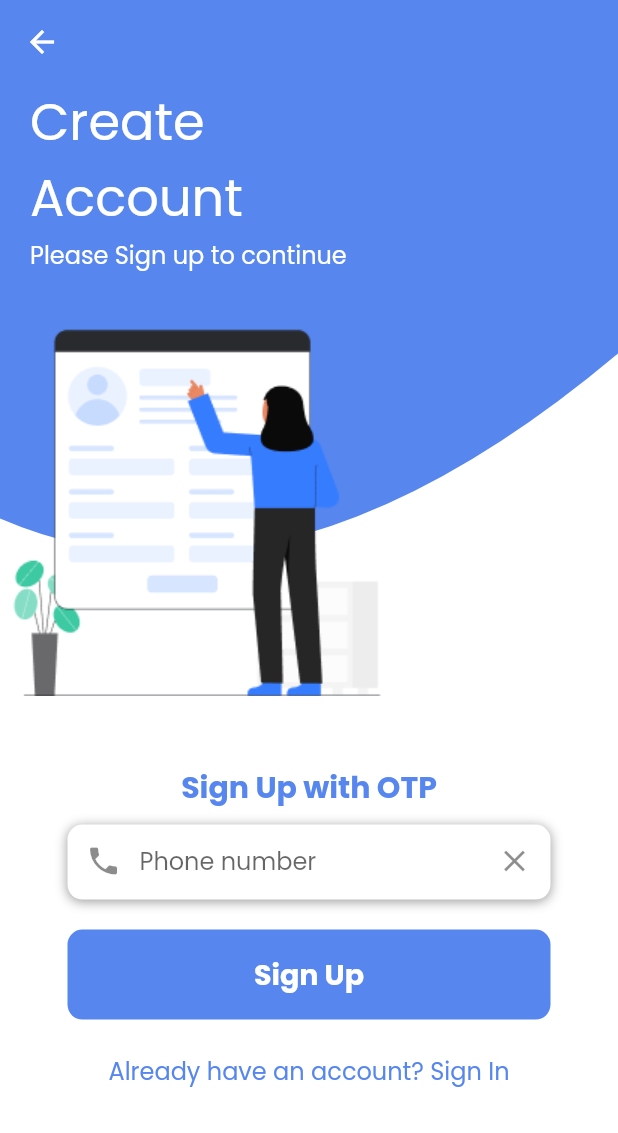
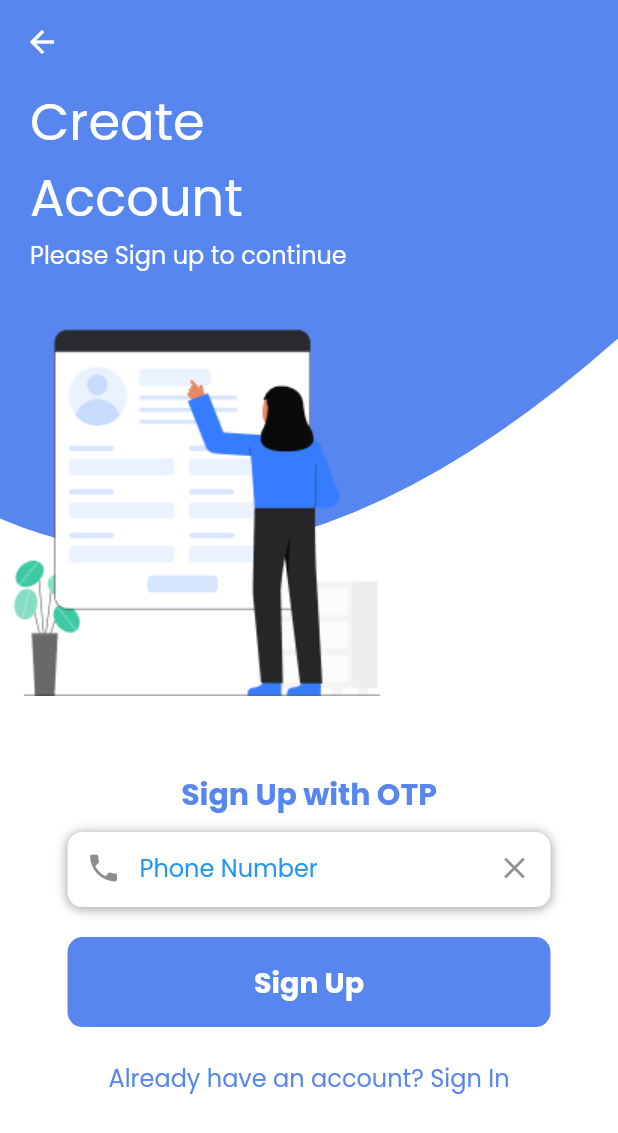
Before and after one commit to Gauravkatva/partner-quicpik, a Flutter app: the screen it shows after launch, after a tap on "Sign Up", on a phone screen of 412 x 824 dp. Shown: the top 1133 px of the screen. Run offline on Flutter 3.47's test engine with Material 2 defaults, Android fonts, the light colour scheme and no system bars; our stand-ins replace google_fonts.

Commit message:
sign_up screen complete

```diff
--- a/lib/components/app_clippers.dart
+++ b/lib/components/app_clippers.dart
@@ -9,7 +9,7 @@ class OvalClipper extends CustomClipper<Path> {
 
     path.lineTo(0, size.height - 40);
     path.quadraticBezierTo(
-        (size.width / 2) - 20, size.height + 40, size.width, size.height - 150);
+        (size.width / 2) - 20, size.height + 40, size.width, size.height - 160);
 
     path.lineTo(size.width, 0);
     path.close();
--- a/lib/components/button.dart
+++ b/lib/components/button.dart
@@ -1,4 +1,5 @@
 import 'package:flutter/material.dart';
+import 'package:partner_quicpik/utils/app_utils.dart';
 
 class AppButton extends StatelessWidget {
   final String buttonTitle;
@@ -34,7 +35,7 @@ class AppButton extends StatelessWidget {
           child: Center(
             child: Text(
               buttonTitle,
-              style: Theme.of(context).textTheme.button!.copyWith(
+              style: themeData(context).textTheme.button!.copyWith(
                     color: titleColor,
                   ),
             ),
--- /dev/null
+++ b/lib/components/text_field.dart
@@ -0,0 +1,57 @@
+import 'package:flutter/material.dart';
+
+class AddTextField extends StatelessWidget {
+  final String hintText;
+  final Icon prefixIcon;
+  final Icon? suffixIcon;
+  final int? maxLines;
+  final FocusNode? focusNode;
+  final TextInputType? textInputType;
+
+  const AddTextField(
+      {Key? key,
+      required this.hintText,
+      required this.prefixIcon,
+      this.suffixIcon,
+      this.maxLines,
+      this.focusNode,
+      this.textInputType})
+      : super(key: key);
+
+  @override
+  Widget build(BuildContext context) {
+    return Container(
+      margin: EdgeInsets.symmetric(
+        vertical: 10,
+        horizontal: 45,
+      ),
+      height: 50,
+      width: double.infinity,
+      child: TextFormField(
+        keyboardType: textInputType,
+        decoration: InputDecoration(
+          hintText: hintText,
+          hintStyle: TextStyle(
+            color: Colors.blue,
+          ),
+          border: InputBorder.none,
+          prefixIcon: prefixIcon,
+          suffixIcon: InkWell(
+            child: suffixIcon,
+          ),
+        ),
+      ),
+      decoration: BoxDecoration(
+        color: Colors.white,
+        borderRadius: BorderRadius.circular(10),
+        boxShadow: [
+          BoxShadow(
+            color: Colors.grey,
+            offset: Offset(0.0, 1.0), //(x,y)
+            blurRadius: 6.0,
+          ),
+        ],
+      ),
+    );
+  }
+}
--- a/lib/screens/onboarding.dart
+++ b/lib/screens/onboarding.dart
@@ -1,6 +1,7 @@
 import 'package:flutter/material.dart';
 import 'package:google_fonts/google_fonts.dart';
 import 'package:partner_quicpik/components/button.dart';
+import 'package:partner_quicpik/utils/app_utils.dart';
 import 'package:partner_quicpik/utils/routes.dart';
 
 class Onboarding extends StatelessWidget {
@@ -9,7 +10,7 @@ class Onboarding extends StatelessWidget {
   @override
   Widget build(BuildContext context) {
     return Scaffold(
-      backgroundColor: Theme.of(context).primaryColor,
+      backgroundColor: themeData(context).primaryColor,
       body: Center(
         child: Column(
           mainAxisAlignment: MainAxisAlignment.center,
@@ -37,7 +38,7 @@ class Onboarding extends StatelessWidget {
               ),
               child: Text(
                 "Please sign in or sign up to continue",
-                style: Theme.of(context).textTheme.bodyText1!.copyWith(
+                style: themeData(context).textTheme.bodyText1!.copyWith(
                       fontWeight: FontWeight.bold,
                       color: Colors.white,
                     ),
@@ -47,7 +48,7 @@ class Onboarding extends StatelessWidget {
               buttonTitle: "Sign In",
               onPressed: () {},
               buttonColor: Colors.white,
-              titleColor: Theme.of(context).primaryColor,
+              titleColor: themeData(context).primaryColor,
             ),
             AppButton(
               buttonTitle: "Sign Up",
@@ -55,7 +56,7 @@ class Onboarding extends StatelessWidget {
                 Navigator.pushNamed(context, Routes.signupRoute);
               },
               buttonColor: Colors.white,
-              titleColor: Theme.of(context).primaryColor,
+              titleColor: themeData(context).primaryColor,
             ),
           ],
         ),
--- a/lib/screens/sign_up.dart
+++ b/lib/screens/sign_up.dart
@@ -1,6 +1,7 @@
 import 'package:flutter/material.dart';
 import 'package:partner_quicpik/components/app_clippers.dart';
 import 'package:partner_quicpik/components/button.dart';
+import 'package:partner_quicpik/components/text_field.dart';
 import 'package:partner_quicpik/utils/app_utils.dart';
 
 class SignUp extends StatelessWidget {
@@ -27,7 +28,7 @@ class SignUp extends StatelessWidget {
                   child: Container(
                     height: screenSize(context).height / 2.5,
                     width: screenSize(context).width,
-                    color: Theme.of(context).primaryColor,
+                    color: themeData(context).primaryColor,
                     child: Container(
                       margin: EdgeInsets.only(left: 20),
                       child: Column(
@@ -48,10 +49,12 @@ class SignUp extends StatelessWidget {
                           ),
                           Text(
                             "Please Sign up to continue",
-                            style:
-                                Theme.of(context).textTheme.bodyText1!.copyWith(
-                                      color: Colors.white,
-                                    ),
+                            style: themeData(context)
+                                .textTheme
+                                .bodyText1!
+                                .copyWith(
+                                  color: Colors.white,
+                                ),
                           ),
                         ],
                       ),
@@ -67,62 +70,66 @@ class SignUp extends StatelessWidget {
             ),
             Container(
               margin: EdgeInsets.only(
-                top: 20,
+                top: 25,
               ),
               child: Column(
                 crossAxisAlignment: CrossAxisAlignment.center,
                 children: [
                   Text(
                     "Sign Up with OTP",
-                    style: Theme.of(context).textTheme.headline6!.copyWith(
-                          color: Theme.of(context).primaryColor,
+                    style: themeData(context).textTheme.headline6!.copyWith(
+                          color: themeData(context).primaryColor,
                           fontWeight: FontWeight.bold,
                         ),
                   ),
-                  Container(
-                    margin: EdgeInsets.symmetric(
-                      vertical: 10,
-                      horizontal: 45,
-                    ),
-                    height: 50,
-                    width: double.infinity,
-                    child: TextFormField(
-                      keyboardType: TextInputType.phone,
-                      decoration: InputDecoration(
-                          hintText: "Phone number",
-                          border: InputBorder.none,
-                          prefixIcon: Icon(
-                            Icons.phone,
-                          ),
-                          suffixIcon: InkWell(
-                            child: Icon(
-                              Icons.clear,
-                            ),
-                          )),
-                    ),
-                    decoration: BoxDecoration(
-                      color: Colors.white,
-                      borderRadius: BorderRadius.circular(10),
-                      boxShadow: [
-                        BoxShadow(
-                          color: Colors.grey,
-                          offset: Offset(0.0, 1.0), //(x,y)
-                          blurRadius: 6.0,
-                        ),
-                      ],
+                  AddTextField(
+                    hintText: "Phone Number",
+                    prefixIcon: Icon(Icons.phone),
+                    suffixIcon: Icon(
+                      Icons.clear,
                     ),
                   ),
+                  // Container(
+                  //   margin: EdgeInsets.symmetric(
+                  //     vertical: 10,
+                  //     horizontal: 45,
+                  //   ),
+                  //   height: 50,
+                  //   width: double.infinity,
+                  //   child: TextFormField(
+                  //     keyboardType: TextInputType.number,
+                  //     decoration: InputDecoration(
+                  //       hintText: "xyz",
+                  //       border: InputBorder.none,
+                  //       prefixIcon: Icon(Icons.phone),
+                  //       suffixIcon: InkWell(
+                  //         child: Icon(Icons.clear),
+                  //       ),
+                  //     ),
+                  //   ),
+                  //   decoration: BoxDecoration(
+                  //     color: Colors.white,
+                  //     borderRadius: BorderRadius.circular(10),
+                  //     boxShadow: [
+                  //       BoxShadow(
+                  //         color: Colors.grey,
+                  //         offset: Offset(0.0, 1.0), //(x,y)
+                  //         blurRadius: 6.0,
+                  //       ),
+                  //     ],
+                  //   ),
+                  // ),
                   AppButton(
                       buttonTitle: "Sign Up",
                       onPressed: () {},
-                      buttonColor: Theme.of(context).primaryColor,
+                      buttonColor: themeData(context).primaryColor,
                       titleColor: Colors.white),
                   TextButton(
                     onPressed: () {},
                     child: Text(
                       "Already have an account? Sign In",
-                      style: Theme.of(context).textTheme.bodyText1!.copyWith(
-                            color: Theme.of(context).primaryColor,
+                      style: themeData(context).textTheme.bodyText1!.copyWith(
+                            color: themeData(context).primaryColor,
                           ),
                     ),
                   )
--- a/lib/utils/app_utils.dart
+++ b/lib/utils/app_utils.dart
@@ -11,3 +11,7 @@ void printDebug(value) {
 Size screenSize(BuildContext context) {
   return MediaQuery.of(context).size;
 }
+
+ThemeData themeData(BuildContext context) {
+  return Theme.of(context);
+}
```
Also changed, not shown: 1 other file.
